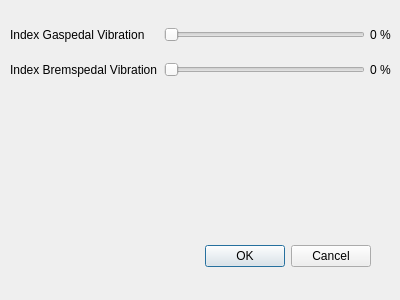
Qt form wheelslipconfiguration.ui (Lumlumski/PedalVibration) before a commit.
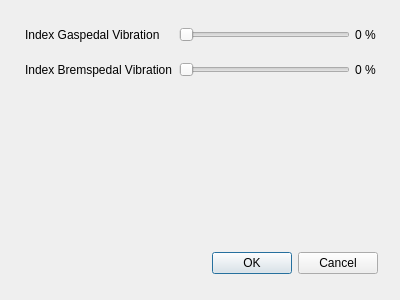
The same form after that commit. Icons and pictures are not drawn.

Patch:
```diff
--- a/wheelslipconfiguration.ui
+++ b/wheelslipconfiguration.ui
@@ -16,9 +16,9 @@
   <widget class="QDialogButtonBox" name="buttonBox">
    <property name="geometry">
     <rect>
-     <x>30</x>
-     <y>240</y>
-     <width>341</width>
+     <x>27</x>
+     <y>247</y>
+     <width>351</width>
      <height>32</height>
     </rect>
    </property>
@@ -42,9 +42,15 @@
     <property name="verticalSpacing">
      <number>15</number>
     </property>
+    <property name="leftMargin">
+     <number>15</number>
+    </property>
     <property name="topMargin">
      <number>15</number>
     </property>
+    <property name="rightMargin">
+     <number>15</number>
+    </property>
     <item row="0" column="0">
      <widget class="QLabel" name="gasIndexLabel">
       <property name="text">
```
Left out of the diff: 7 changed lines with no effect on the pictures.
